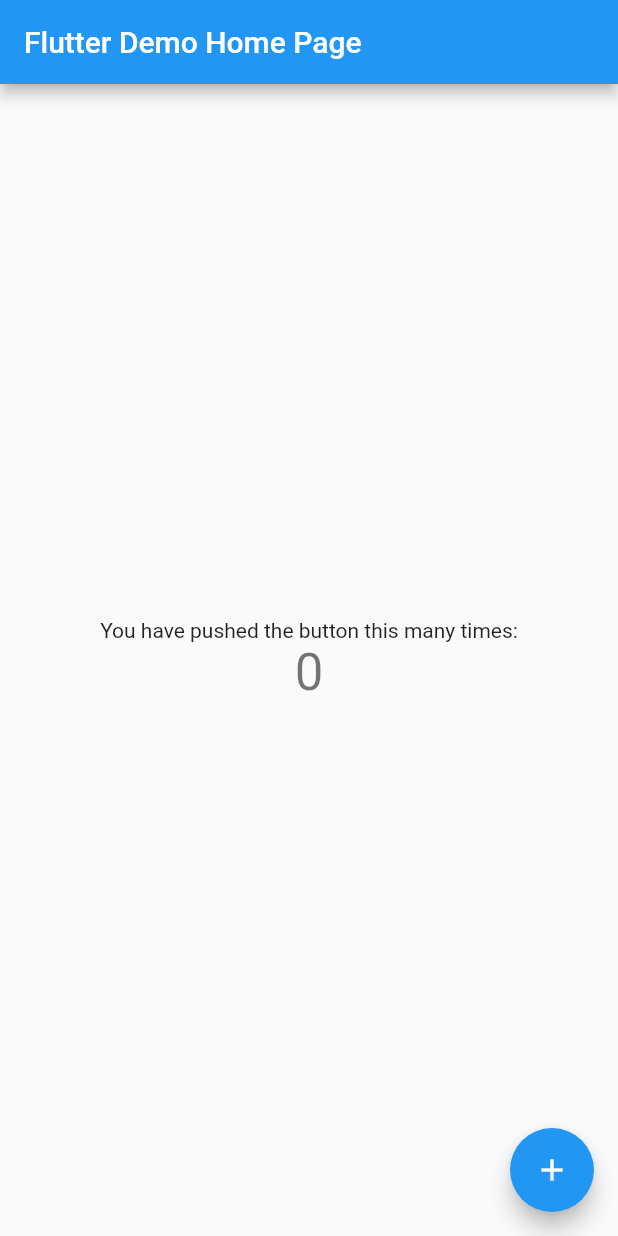
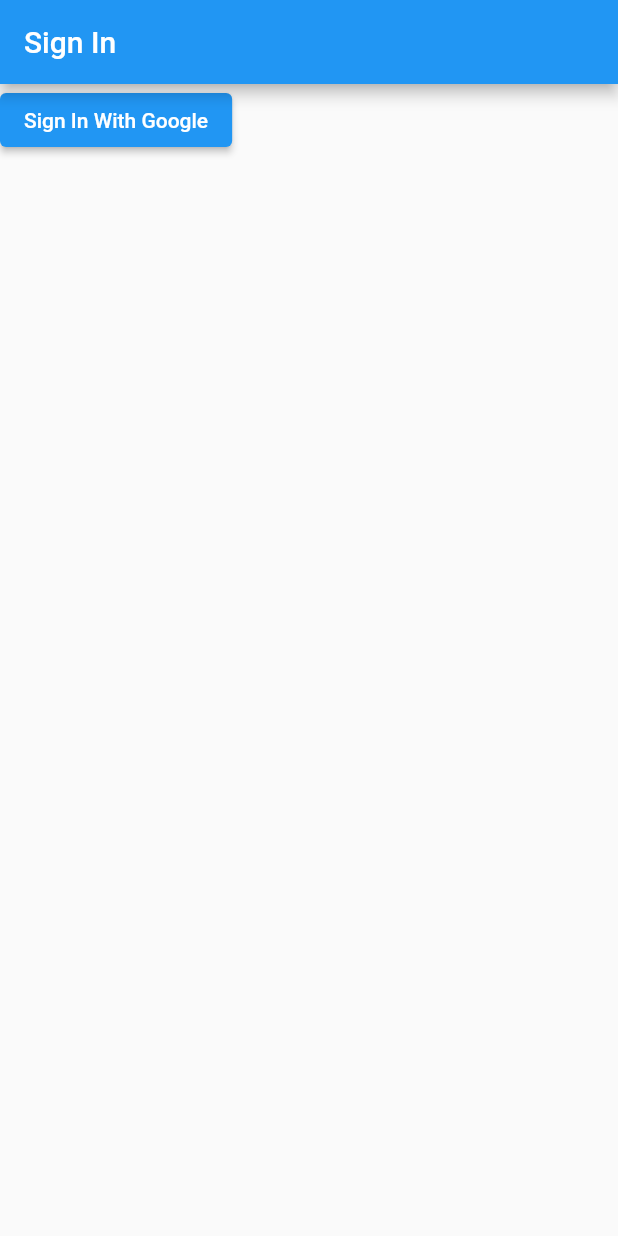
Before and after one commit to jayantkatia/expense-tracker, a Flutter app: the screen it shows after launch, on a phone screen of 412 x 824 dp. Run offline on Flutter 3.47's test engine with Material 2 defaults, Android fonts, the phone set to English and light mode, and no system bars; our stand-ins replace firebase_auth, firebase_core, google_sign_in; accounts and stored records are empty.

Commit message:
google auth added

```diff
--- /dev/null
+++ b/lib/app/landing_page.dart
@@ -0,0 +1,30 @@
+import 'package:expense_tracker/app/homepage.dart';
+import 'package:expense_tracker/app/sign_in_page.dart';
+import 'package:expense_tracker/services/auth.dart';
+import 'package:firebase_auth/firebase_auth.dart';
+import 'package:flutter/material.dart';
+import 'package:provider/provider.dart';
+
+class LandingPage extends StatelessWidget {
+  @override
+  Widget build(BuildContext context) {
+    final auth = Provider.of<AuthBase>(context, listen: false);
+    var authStateChanges = auth.authStateChanges;
+    return StreamBuilder<User?>(
+      stream: authStateChanges,
+      builder: (context, snapshot) {
+        if (snapshot.connectionState == ConnectionState.active) {
+          final User? user = snapshot.data;
+          if (user == null)
+            return SignInPage();
+          else
+            return HomePage();
+        } else {
+          return Scaffold(
+            body: Center(child: CircularProgressIndicator()),
+          );
+        }
+      },
+    );
+  }
+}
--- /dev/null
+++ b/lib/app/sign_in_page.dart
@@ -0,0 +1,16 @@
+import 'package:expense_tracker/services/auth.dart';
+import 'package:flutter/material.dart';
+import 'package:provider/provider.dart';
+
+class SignInPage extends StatelessWidget {
+  @override
+  Widget build(BuildContext context) {
+    final AuthBase auth = Provider.of<AuthBase>(context);
+    return Scaffold(
+      appBar: AppBar(
+        title: Text("Sign In"),
+      ),
+      body: Column(children: [ElevatedButton(onPressed: auth.signInWithGoogle, child: Text("Sign In With Google"))]),
+    );
+  }
+}
--- a/lib/main.dart
+++ b/lib/main.dart
@@ -1,113 +1,27 @@
+import 'package:expense_tracker/app/landing_page.dart';
+import 'package:expense_tracker/services/auth.dart';
+import 'package:firebase_core/firebase_core.dart';
 import 'package:flutter/material.dart';
+import 'package:provider/provider.dart';
 
-void main() {
+void main() async {
+  WidgetsFlutterBinding.ensureInitialized();
+  await Firebase.initializeApp();
   runApp(MyApp());
 }
 
 class MyApp extends StatelessWidget {
-  // This widget is the root of your application.
   @override
   Widget build(BuildContext context) {
-    return MaterialApp(
-      title: 'Flutter Demo',
-      theme: ThemeData(
-        // This is the theme of your application.
-        //
-        // Try running your application with "flutter run". You'll see the
-        // application has a blue toolbar. Then, without quitting the app, try
-        // changing the primarySwatch below to Colors.green and then invoke
-        // "hot reload" (press "r" in the console where you ran "flutter run",
-        // or simply save your changes to "hot reload" in a Flutter IDE).
-        // Notice that the counter didn't reset back to zero; the application
-        // is not restarted.
-        primarySwatch: Colors.blue,
+    return Provider<AuthBase>(
+      create: (context) => Auth(),
+      child: MaterialApp(
+        title: 'Flutter Demo',
+        theme: ThemeData(
+          primarySwatch: Colors.blue,
+        ),
+        home: LandingPage(),
       ),
-      home: MyHomePage(title: 'Flutter Demo Home Page'),
     );
   }
 }
-
-class MyHomePage extends StatefulWidget {
-  MyHomePage({Key? key, required this.title}) : super(key: key);
-
-  // This widget is the home page of your application. It is stateful, meaning
-  // that it has a State object (defined below) that contains fields that affect
-  // how it looks.
-
-  // This class is the configuration for the state. It holds the values (in this
-  // case the title) provided by the parent (in this case the App widget) and
-  // used by the build method of the State. Fields in a Widget subclass are
-  // always marked "final".
-
-  final String title;
-
-  @override
-  _MyHomePageState createState() => _MyHomePageState();
-}
-
-class _MyHomePageState extends State<MyHomePage> {
-  int _counter = 0;
-
-  void _incrementCounter() {
-    setState(() {
-      // This call to setState tells the Flutter framework that something has
-      // changed in this State, which causes it to rerun the build method below
-      // so that the display can reflect the updated values. If we changed
-      // _counter without calling setState(), then the build method would not be
-      // called again, and so nothing would appear to happen.
-      _counter++;
-    });
-  }
-
-  @override
-  Widget build(BuildContext context) {
-    // This method is rerun every time setState is called, for instance as done
-    // by the _incrementCounter method above.
-    //
-    // The Flutter framework has been optimized to make rerunning build methods
-    // fast, so that you can just rebuild anything that needs updating rather
-    // than having to individually change instances of widgets.
-    return Scaffold(
-      appBar: AppBar(
-        // Here we take the value from the MyHomePage object that was created by
-        // the App.build method, and use it to set our appbar title.
-        title: Text(widget.title),
-      ),
-      body: Center(
-        // Center is a layout widget. It takes a single child and positions it
-        // in the middle of the parent.
-        child: Column(
-          // Column is also a layout widget. It takes a list of children and
-          // arranges them vertically. By default, it sizes itself to fit its
-          // children horizontally, and tries to be as tall as its parent.
-          //
-          // Invoke "debug painting" (press "p" in the console, choose the
-          // "Toggle Debug Paint" action from the Flutter Inspector in Android
-          // Studio, or the "Toggle Debug Paint" command in Visual Studio Code)
-          // to see the wireframe for each widget.
-          //
-          // Column has various properties to control how it sizes itself and
-          // how it positions its children. Here we use mainAxisAlignment to
-          // center the children vertically; the main axis here is the vertical
-          // axis because Columns are vertical (the cross axis would be
-          // horizontal).
-          mainAxisAlignment: MainAxisAlignment.center,
-          children: <Widget>[
-            Text(
-              'You have pushed the button this many times:',
-            ),
-            Text(
-              '$_counter',
-              style: Theme.of(context).textTheme.headline4,
-            ),
-          ],
-        ),
-      ),
-      floatingActionButton: FloatingActionButton(
-        onPressed: _incrementCounter,
-        tooltip: 'Increment',
-        child: Icon(Icons.add),
-      ), // This trailing comma makes auto-formatting nicer for build methods.
-    );
-  }
-}
--- /dev/null
+++ b/lib/services/auth.dart
@@ -0,0 +1,47 @@
+import 'package:firebase_auth/firebase_auth.dart';
+import 'package:google_sign_in/google_sign_in.dart';
+
+abstract class AuthBase {
+  Stream<User?> get authStateChanges;
+  User? get currentUser;
+  Future<User?> signInWithGoogle();
+  Future<void> signOut();
+}
+
+class Auth implements AuthBase {
+  final _firebaseAuth = FirebaseAuth.instance;
+
+  @override
+  Stream<User?> get authStateChanges => _firebaseAuth.authStateChanges();
+
+  @override
+  User? get currentUser => _firebaseAuth.currentUser;
+
+  @override
+  Future<User?> signInWithGoogle() async {
+    print("Google Sign In called");
+    final GoogleSignIn googleSignIn = GoogleSignIn();
+    // TODO: See what happens after defining scopes
+    // final GoogleSignIn googleSignIn = GoogleSignIn(scopes: ["profile", "email"]);
+    final GoogleSignInAccount? googleSignInAccount = await googleSignIn.signIn();
+    if (googleSignInAccount != null) {
+      final GoogleSignInAuthentication googleSignInAuthentication = await googleSignInAccount.authentication;
+      if (googleSignInAuthentication.idToken != null) {
+        final UserCredential userCredential = await _firebaseAuth.signInWithCredential(
+            GoogleAuthProvider.credential(accessToken: googleSignInAuthentication.accessToken, idToken: googleSignInAuthentication.idToken));
+        return userCredential.user;
+      } else {
+        throw FirebaseAuthException(code: 'ERROR_MISSING_GOOGLE_ID_TOKEN', message: 'Missing Google ID Token');
+      }
+    } else {
+      throw FirebaseAuthException(code: 'ERROR_ABORTED_BY_USER', message: 'Sign in process aborted by user');
+    }
+  }
+
+  @override
+  Future<void> signOut() async {
+    final GoogleSignIn googleSignIn = GoogleSignIn();
+    await googleSignIn.signOut();
+    await _firebaseAuth.signOut();
+  }
+}
--- a/pubspec.yaml
+++ b/pubspec.yaml
@@ -28,6 +28,10 @@ dependencies:
   # The following adds the Cupertino Icons font to your application.
   # Use with the CupertinoIcons class for iOS style icons.
   cupertino_icons: ^1.0.2
+  firebase_auth: ^1.1.4
+  provider: ^5.0.0
+  google_sign_in: ^5.0.2
+  firebase_core: ^1.1.1
 
 dev_dependencies:
   flutter_test:
```
Also changed, not shown: lib/app/homepage.dart (added, +23 -0 lines), pubspec.lock, 4 other files.
